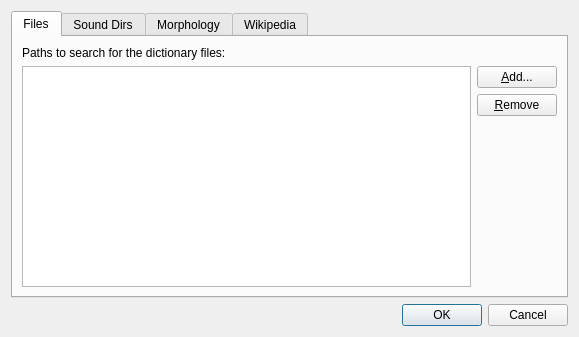
This is src/sources.ui in goldendict/goldendict as Qt 5 draws it before an edit. The edited form follows.
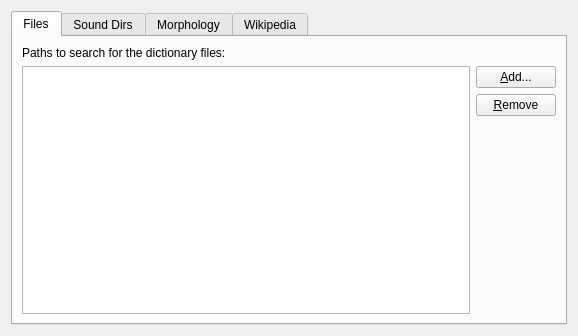
This is the edited form.

Commit message: * Both Sources and Groups were consolidated into a single Dictionaries window.   This change required quite a lot of overhaul.

```diff
--- a/src/sources.ui
+++ b/src/sources.ui
@@ -1,16 +1,13 @@
 <?xml version="1.0" encoding="UTF-8"?>
 <ui version="4.0">
  <class>Sources</class>
- <widget class="QDialog" name="Sources">
-  <property name="windowModality">
-   <enum>Qt::ApplicationModal</enum>
-  </property>
+ <widget class="QWidget" name="Sources">
   <property name="geometry">
    <rect>
     <x>0</x>
     <y>0</y>
-    <width>579</width>
-    <height>337</height>
+    <width>578</width>
+    <height>336</height>
    </rect>
   </property>
   <property name="windowTitle">
@@ -247,13 +244,6 @@
      </widget>
     </widget>
    </item>
-   <item>
-    <widget class="QDialogButtonBox" name="buttons">
-     <property name="standardButtons">
-      <set>QDialogButtonBox::Cancel|QDialogButtonBox::Ok</set>
-     </property>
-    </widget>
-   </item>
   </layout>
  </widget>
  <resources/>
```
Left out of the diff: 2 changed lines with no effect on the pictures. The commit also changes 16 other files.
